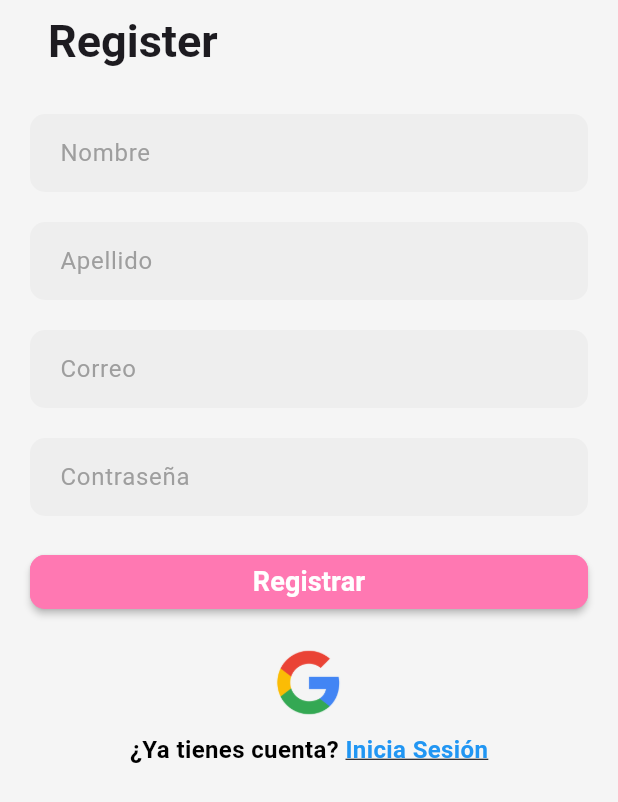
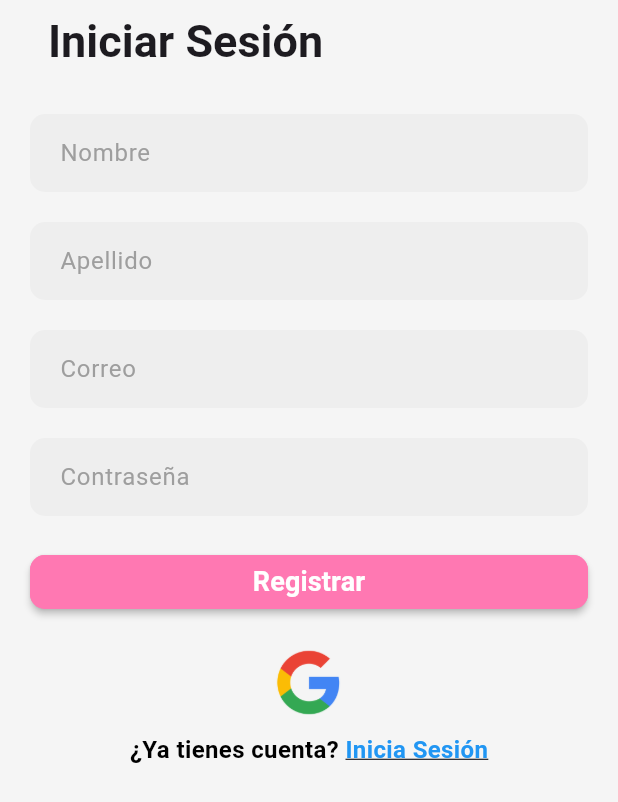
Before and after one commit to el-shago/HandsOnMobile, a Flutter app: the screen it shows after launch, on a phone screen of 412 x 824 dp. Shown: the top 802 px of the screen. Run offline on Flutter 3.47's test engine with Material 3 defaults, Android fonts, the phone set to English and light mode, and no system bars.

Commit message:
haciendo login page
uwu

```diff
--- a/lib/enums/Routes.dart
+++ b/lib/enums/Routes.dart
@@ -1,6 +1,6 @@
 enum Routes {
-  registerPage(route: '/register_page');
-
+  registerPage(route: '/register_page'),
+  loginPage(route: '/login_page');
 
   const Routes({required this.route});
 
--- a/lib/main.dart
+++ b/lib/main.dart
@@ -1,6 +1,7 @@
 import 'package:flutter/material.dart';
 import 'package:hands_on_flutter/presentation/RegisterPage.dart';
 import 'package:hands_on_flutter/enums/Routes.dart';
+import 'package:hands_on_flutter/presentation/LoginPage.dart';
 
 void main() {
   runApp(const NavigatorPagesCetys());
@@ -14,13 +15,13 @@
     return MaterialApp(
       //home: FirstPageWidget(),
 
-       routes: {
-         Routes.registerPage.route: (context) {
-           final _aux = ModalRoute.of(context)!.settings.arguments as String;
-           return RegisterPage();//(userName: _aux);
+      routes: {
+        Routes.registerPage.route: (context) {
+          final _aux = ModalRoute.of(context)!.settings.arguments as String;
+          return LoginPage(); //(userName: _aux);
         },
         Routes.registerPage.route: (context) => RegisterPage(),
-
+        Routes.registerPage.route: (context) => LoginPage(),
       },
 
       initialRoute: Routes.registerPage.route,
--- a/lib/presentation/LoginPage.dart
+++ b/lib/presentation/LoginPage.dart
@@ -0,0 +1,184 @@
+import 'package:flutter/material.dart';
+
+class LoginPage extends StatefulWidget {
+  const LoginPage({Key? key}) : super(key: key);
+
+  @override
+  State<LoginPage> createState() => _LoginPageState();
+}
+
+class _LoginPageState extends State<LoginPage> {
+  GlobalKey<FormState> keyFormLogin = GlobalKey<FormState>();
+
+  TextEditingController userName = TextEditingController();
+  TextEditingController password = TextEditingController();
+  TextEditingController lastName = TextEditingController();
+  TextEditingController email =
+      TextEditingController(); // Nuevo controlador para el correo electrónico
+
+  @override
+  Widget build(BuildContext context) {
+    return Scaffold(
+      appBar: AppBar(
+        backgroundColor: Color(0xFFF5F5F5),
+        title: Padding(
+          padding: EdgeInsets.symmetric(
+              horizontal:
+                  16.0), // Ajusta el relleno horizontal según sea necesario
+          child: Text(
+            "Iniciar Sesión",
+            style: TextStyle(
+              fontWeight: FontWeight.bold,
+              fontSize: 30,
+            ),
+          ),
+        ),
+      ),
+      body: Container(
+        color: Color(0xFFF5F5F5), // Fondo gris
+        padding: EdgeInsets.all(20),
+        child: ListView(children: [
+          TextField(
+            controller: userName,
+            decoration: InputDecoration(
+              filled: true,
+              fillColor: Colors.grey.shade200,
+              border: OutlineInputBorder(
+                borderRadius: BorderRadius.circular(10.0),
+                borderSide: BorderSide.none,
+              ),
+              hintText: 'Nombre',
+              hintStyle: TextStyle(
+                color: Colors.grey.shade500,
+              ),
+              contentPadding: EdgeInsets.symmetric(
+                horizontal: 16.0,
+                vertical: 14.0,
+              ),
+            ),
+          ),
+          SizedBox(height: 20),
+          TextField(
+            controller: lastName,
+            decoration: InputDecoration(
+              filled: true,
+              fillColor: Colors.grey.shade200,
+              border: OutlineInputBorder(
+                borderRadius: BorderRadius.circular(10.0),
+                borderSide: BorderSide.none,
+              ),
+              hintText: 'Apellido',
+              hintStyle: TextStyle(
+                color: Colors.grey.shade500,
+              ),
+              contentPadding: EdgeInsets.symmetric(
+                horizontal: 16.0,
+                vertical: 14.0,
+              ),
+            ),
+          ),
+          SizedBox(height: 20),
+          TextField(
+            // Nuevo campo para el correo electrónico
+            controller: email,
+            decoration: InputDecoration(
+              filled: true,
+              fillColor: Colors.grey.shade200,
+              border: OutlineInputBorder(
+                borderRadius: BorderRadius.circular(10.0),
+                borderSide: BorderSide.none,
+              ),
+              hintText: 'Correo',
+              hintStyle: TextStyle(
+                color: Colors.grey.shade500,
+              ),
+              contentPadding: EdgeInsets.symmetric(
+                horizontal: 16.0,
+                vertical: 14.0,
+              ),
+            ),
+          ),
+          SizedBox(height: 20),
+          TextField(
+            controller: password,
+            obscureText: true,
+            decoration: InputDecoration(
+              filled: true,
+              fillColor: Colors.grey.shade200,
+              border: OutlineInputBorder(
+                borderRadius: BorderRadius.circular(10.0),
+                borderSide: BorderSide.none,
+              ),
+              hintText: 'Contraseña',
+              hintStyle: TextStyle(
+                color: Colors.grey.shade500,
+              ),
+              contentPadding: EdgeInsets.symmetric(
+                horizontal: 16.0,
+                vertical: 14.0,
+              ),
+            ),
+          ),
+          SizedBox(height: 20),
+          MaterialButton(
+            onPressed: () {
+              if (keyFormLogin.currentState!.validate()) {
+                print("Validar el usuario con su API");
+                login();
+              }
+            },
+            child: Text(
+              "Registrar",
+              style: TextStyle(fontWeight: FontWeight.bold, fontSize: 18),
+            ),
+            color: Color(0xFFFF78B2),
+            textColor: Colors.white,
+            shape: RoundedRectangleBorder(
+              borderRadius: BorderRadius.circular(10),
+              side: BorderSide(
+                color: Color(0xFFFF78B2),
+              ),
+            ),
+          ),
+          SizedBox(height: 20.0),
+          Image.asset(
+            'assets/images/google.png',
+            height: 46.0,
+          ),
+          SizedBox(height: 10.0),
+          Center(
+            child: Text.rich(
+              TextSpan(
+                text: '¿Ya tienes cuenta? ',
+                style: TextStyle(
+                  fontWeight: FontWeight.bold,
+                  fontSize: 16.0,
+                  color: Colors.black,
+                ),
+                children: [
+                  TextSpan(
+                    text: 'Inicia Sesión',
+                    style: TextStyle(
+                      color: Colors.blue,
+                      decoration: TextDecoration.underline,
+                    ),
+                  ),
+                ],
+              ),
+            ),
+          ),
+        ]),
+      ),
+    );
+  }
+
+  void login() {
+    bool validacion = true;
+    print("login");
+    print(userName.text);
+    print(password.text);
+    if (validacion) {
+      //Navigator.pushNamed(context, Routes.firstPage.route, arguments: userName.text);
+    }
+  }
+}
```
